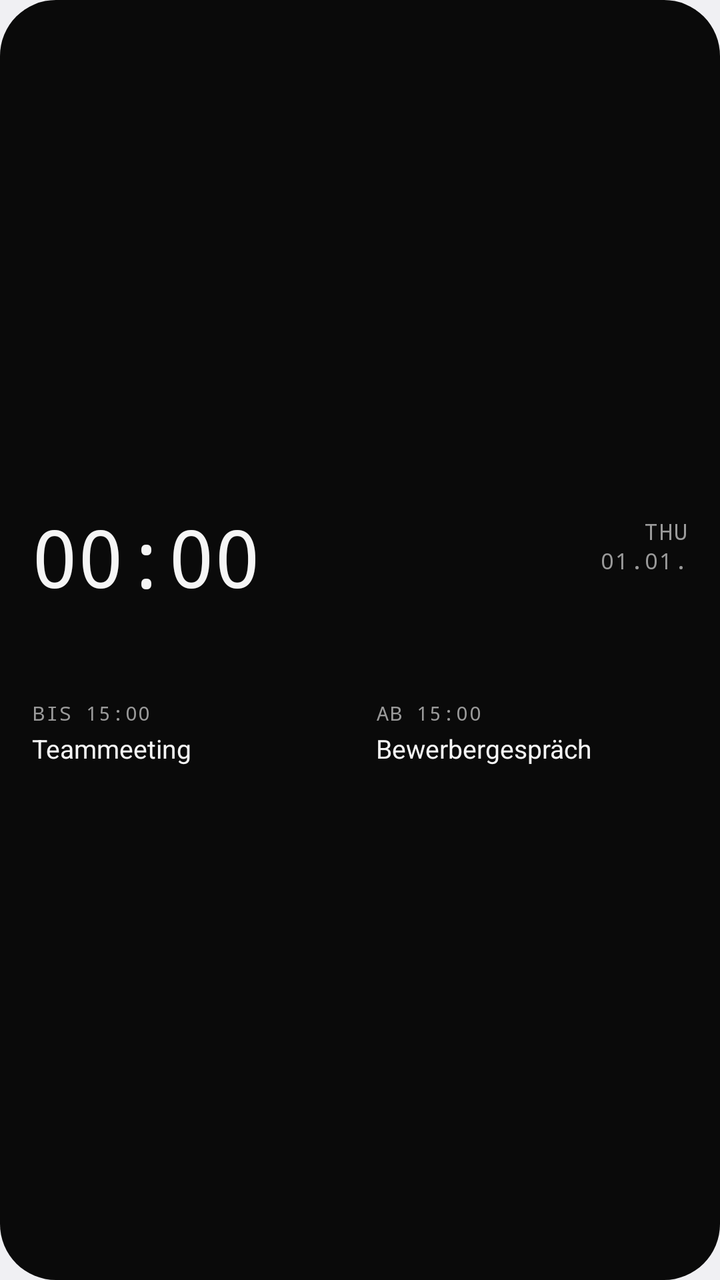
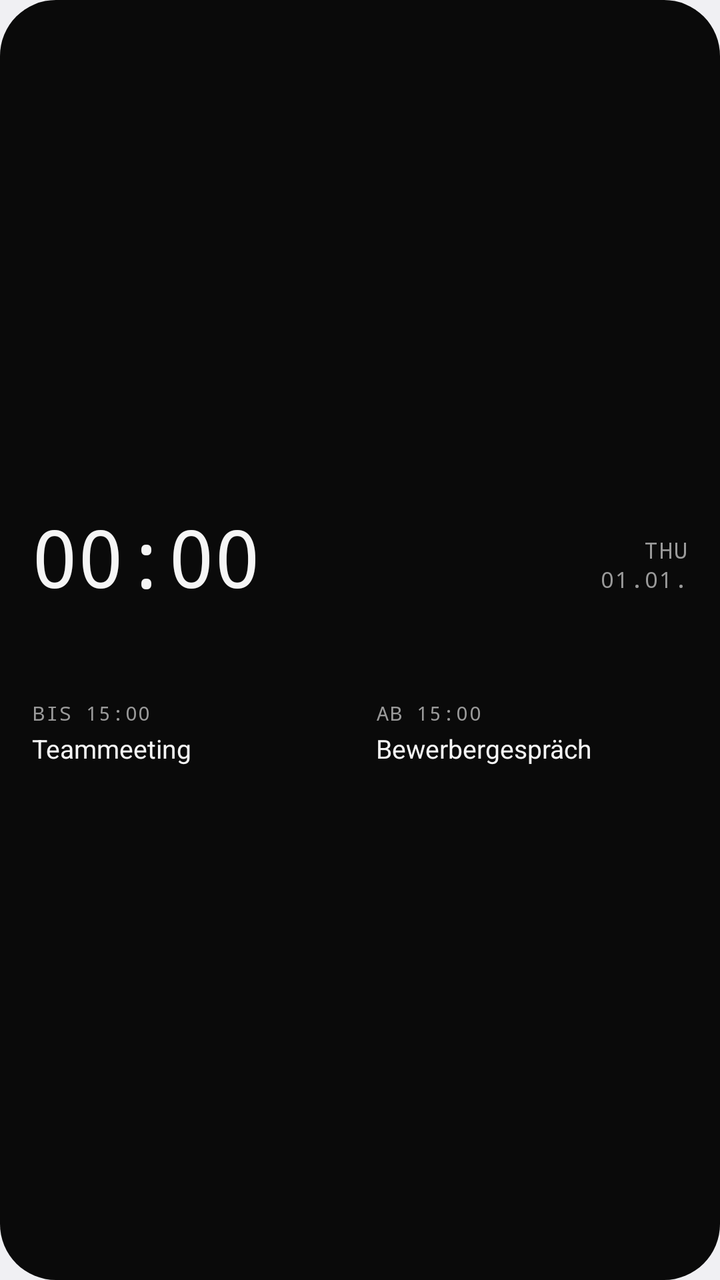

Two renders of the same Android screen: before a commit and after it. Below are the layout's source before the change and the commit's diff.
<!-- AndroidManifest.xml: application theme android:Theme.DeviceDefault.DayNight -->
<!-- res/layout/widget_day_bar.xml -->
<?xml version="1.0" encoding="utf-8"?>
<FrameLayout xmlns:android="http://schemas.android.com/apk/res/android"
    android:id="@android:id/background"
    android:layout_width="match_parent"
    android:layout_height="match_parent">

    <ImageView
        android:id="@+id/db_bg_fill"
        android:layout_width="match_parent"
        android:layout_height="match_parent"
        android:importantForAccessibility="no"
        android:scaleType="fitXY"
        android:src="@drawable/widget_shape"
        android:tint="@color/mono_bg_solid" />

    <ImageView
        android:id="@+id/db_bg_stroke"
        android:layout_width="match_parent"
        android:layout_height="match_parent"
        android:importantForAccessibility="no"
        android:scaleType="fitXY"
        android:src="@drawable/widget_stroke"
        android:visibility="gone" />

    <LinearLayout
        android:layout_width="match_parent"
        android:layout_height="match_parent"
        android:orientation="vertical"
        android:paddingStart="16dp"
        android:paddingTop="12dp"
        android:paddingEnd="16dp"
        android:paddingBottom="12dp">

        
        <FrameLayout
            android:layout_width="match_parent"
            android:layout_height="0dp"
            android:layout_weight="1" />

        
        <LinearLayout
            android:layout_width="match_parent"
            android:layout_height="wrap_content"
            android:gravity="center_vertical"
            android:orientation="horizontal">

            <TextClock
                android:id="@+id/db_clock"
                android:layout_width="wrap_content"
                android:layout_height="wrap_content"
                android:fontFamily="monospace"
                android:fontFeatureSettings="tnum"
                android:format12Hour="HH:mm"
                android:format24Hour="HH:mm"
                android:includeFontPadding="false"
                android:letterSpacing="-0.03"
                android:textColor="@color/mono_text"
                android:textSize="40sp" />

            
            <FrameLayout
                android:layout_width="0dp"
                android:layout_height="wrap_content"
                android:layout_marginStart="12dp"
                android:layout_marginEnd="8dp"
                android:layout_weight="1">

                <FrameLayout
                    android:id="@+id/db_allday_row"
                    android:layout_width="wrap_content"
                    android:layout_height="wrap_content"
                    android:layout_gravity="end|center_vertical"
                    android:visibility="gone">

                    <ImageView
                        android:id="@+id/db_allday_bg"
                        android:layout_width="match_parent"
                        android:layout_height="match_parent"
                        android:importantForAccessibility="no"
                        android:scaleType="fitXY"
                        android:src="@drawable/capsule"
                        android:tint="@color/mono_line_solid" />

                    
                    <LinearLayout
                        android:layout_width="wrap_content"
                        android:layout_height="wrap_content"
                        android:orientation="horizontal"
                        android:paddingStart="8dp"
                        android:paddingTop="2dp"
                        android:paddingEnd="8dp"
                        android:paddingBottom="2dp">

                        <TextView
                            android:id="@+id/db_allday_title"
                            android:layout_width="0dp"
                            android:layout_height="wrap_content"
                            android:layout_weight="1"
                            android:ellipsize="end"
                            android:maxLines="1"
                            android:text="Feiertag"
                            android:textColor="@color/mono_text"
                            android:textSize="11sp" />

                        <TextView
                            android:id="@+id/db_allday_detail"
                            android:layout_width="wrap_content"
                            android:layout_height="wrap_content"
                            android:maxLines="1"
                            android:text=" · bis So."
                            android:textColor="@color/mono_muted_solid"
                            android:textSize="11sp"
                            android:visibility="gone" />
                    </LinearLayout>
                </FrameLayout>
            </FrameLayout>

            
            <LinearLayout
                android:layout_width="wrap_content"
                android:layout_height="wrap_content"
                android:gravity="end"
                android:orientation="vertical">

                <TextClock
                    android:id="@+id/db_weekday"
                    android:layout_width="wrap_content"
                    android:layout_height="wrap_content"
                    android:fontFamily="monospace"
                    android:format12Hour="EEE"
                    android:format24Hour="EEE"
                    android:letterSpacing="0.06"
                    android:textAllCaps="true"
                    android:textColor="@color/mono_muted_solid"
                    android:textSize="11sp" />

                <TextClock
                    android:id="@+id/db_date"
                    android:layout_width="wrap_content"
                    android:layout_height="wrap_content"
                    android:fontFamily="monospace"
                    android:format12Hour="dd.MM."
                    android:format24Hour="dd.MM."
                    android:letterSpacing="0.06"
                    android:textAllCaps="true"
                    android:textColor="@color/mono_muted_solid"
                    android:textSize="11sp" />

                <TextView
                    android:layout_width="wrap_content"
                    android:layout_height="wrap_content"
                    android:fontFamily="monospace"
                    android:importantForAccessibility="no"
                    android:text="MO."
                    android:textSize="11sp"
                    android:visibility="invisible" />
            </LinearLayout>
        </LinearLayout>

        
        <ImageView
            android:id="@+id/db_timeline"
            android:layout_width="match_parent"
            android:layout_height="34dp"
            android:layout_marginTop="4dp"
            android:importantForAccessibility="no"
            android:scaleType="fitXY" />

        
        <LinearLayout
            android:layout_width="match_parent"
            android:layout_height="wrap_content"
            android:layout_marginTop="8dp"
            android:orientation="horizontal">

            
            <LinearLayout
                android:id="@+id/db_footer_left"
                android:layout_width="0dp"
                android:layout_height="wrap_content"
                android:layout_weight="1"
                android:orientation="vertical">

                <TextView
                    android:id="@+id/db_current_label"
                    android:layout_width="wrap_content"
                    android:layout_height="wrap_content"
                    android:fontFamily="monospace"
                    android:letterSpacing="0.06"
                    android:maxLines="1"
                    android:text="BIS 15:00"
                    android:textColor="@color/mono_muted_solid"
                    android:textSize="10sp" />

                <TextView
                    android:id="@+id/db_current_title"
                    android:layout_width="match_parent"
                    android:layout_height="wrap_content"
                    android:layout_marginTop="2dp"
                    android:ellipsize="end"
                    android:maxLines="1"
                    android:text="Teammeeting"
                    android:textColor="@color/mono_text"
                    android:textSize="13sp" />
            </LinearLayout>

            
            <LinearLayout
                android:id="@+id/db_footer_right"
                android:layout_width="0dp"
                android:layout_height="wrap_content"
                android:layout_weight="1"
                android:layout_marginStart="16dp"
                android:orientation="vertical">

                <TextView
                    android:id="@+id/db_next_label"
                    android:layout_width="match_parent"
                    android:layout_height="wrap_content"
                    android:ellipsize="end"
                    android:fontFamily="monospace"
                    android:letterSpacing="0.06"
                    android:maxLines="1"
                    android:text="AB 15:00"
                    android:textColor="@color/mono_muted_solid"
                    android:textSize="10sp" />

                <TextView
                    android:id="@+id/db_next_title"
                    android:layout_width="match_parent"
                    android:layout_height="wrap_content"
                    android:layout_marginTop="2dp"
                    android:ellipsize="end"
                    android:maxLines="1"
                    android:text="Bewerbergespräch"
                    android:textColor="@color/mono_text"
                    android:textSize="13sp" />
            </LinearLayout>
        </LinearLayout>

        
        
        <FrameLayout
            android:layout_width="match_parent"
            android:layout_height="0dp"
            android:layout_weight="1" />

    </LinearLayout>
</FrameLayout>
<!-- resources referenced by this layout -->
<resources>
  <color name="mono_bg_solid">#FF0A0A0A</color>
  <color name="mono_line_solid">#FF2A2A2A</color>
  <color name="mono_muted_solid">#FF9A9A9A</color>
  <color name="mono_text">#FFF5F5F5</color>
  <!-- drawable capsule (drawable) -->
  <?xml version="1.0" encoding="utf-8"?>
  <shape xmlns:android="http://schemas.android.com/apk/res/android"
      android:shape="rectangle">
      <solid android:color="#FFFFFFFF" />
      <corners android:radius="999dp" />
  </shape>
  <!-- drawable widget_shape (drawable) -->
  <?xml version="1.0" encoding="utf-8"?>
  <shape xmlns:android="http://schemas.android.com/apk/res/android"
      android:shape="rectangle">
      <solid android:color="#FFFFFFFF" />
      <corners android:radius="@android:dimen/system_app_widget_background_radius" />
  </shape>
  <!-- drawable widget_stroke (drawable) -->
  <?xml version="1.0" encoding="utf-8"?>
  <shape xmlns:android="http://schemas.android.com/apk/res/android"
      android:shape="rectangle">
      <solid android:color="#00000000" />
      <stroke
          android:width="1dp"
          android:color="#29FFFFFF" />
      <corners android:radius="@android:dimen/system_app_widget_background_radius" />
  </shape>
</resources>

<!-- the commit's change to res/layout/widget_day_bar.xml (unified diff, before → after) -->
@@ -41,7 +41,7 @@
         <LinearLayout
             android:layout_width="match_parent"
             android:layout_height="wrap_content"
-            android:gravity="center_vertical"
+            android:baselineAligned="true"
             android:orientation="horizontal">
 
             <TextClock
@@ -58,67 +58,62 @@
                 android:textSize="40sp" />
 
             
-            <FrameLayout
+            <LinearLayout
                 android:layout_width="0dp"
                 android:layout_height="wrap_content"
                 android:layout_marginStart="12dp"
                 android:layout_marginEnd="8dp"
-                android:layout_weight="1">
-
-                <FrameLayout
+                android:layout_weight="1"
+                android:baselineAlignedChildIndex="0"
+                android:gravity="end"
+                android:orientation="horizontal">
+
+                
+                <LinearLayout
                     android:id="@+id/db_allday_row"
                     android:layout_width="wrap_content"
                     android:layout_height="wrap_content"
-                    android:layout_gravity="end|center_vertical"
+                    android:background="@drawable/capsule"
+                    android:backgroundTint="@color/mono_line_solid"
+                    android:baselineAlignedChildIndex="0"
+                    android:orientation="horizontal"
+                    android:paddingStart="8dp"
+                    android:paddingEnd="8dp"
                     android:visibility="gone">
 
-                    <ImageView
-                        android:id="@+id/db_allday_bg"
-                        android:layout_width="match_parent"
-                        android:layout_height="match_parent"
-                        android:importantForAccessibility="no"
-                        android:scaleType="fitXY"
-                        android:src="@drawable/capsule"
-                        android:tint="@color/mono_line_solid" />
-
                     
-                    <LinearLayout
+                    <TextView
+                        android:id="@+id/db_allday_title"
+                        android:layout_width="0dp"
+                        android:layout_height="wrap_content"
+                        android:layout_weight="1"
+                        android:ellipsize="end"
+                        android:maxLines="1"
+                        android:paddingTop="2dp"
+                        android:paddingBottom="2dp"
+                        android:text="Feiertag"
+                        android:textColor="@color/mono_text"
+                        android:textSize="11sp" />
+
+                    <TextView
+                        android:id="@+id/db_allday_detail"
                         android:layout_width="wrap_content"
                         android:layout_height="wrap_content"
-                        android:orientation="horizontal"
-                        android:paddingStart="8dp"
+                        android:maxLines="1"
                         android:paddingTop="2dp"
-                        android:paddingEnd="8dp"
-                        android:paddingBottom="2dp">
-
-                        <TextView
-                            android:id="@+id/db_allday_title"
-                            android:layout_width="0dp"
-                            android:layout_height="wrap_content"
-                            android:layout_weight="1"
-                            android:ellipsize="end"
-                            android:maxLines="1"
-                            android:text="Feiertag"
-                            android:textColor="@color/mono_text"
-                            android:textSize="11sp" />
-
-                        <TextView
-                            android:id="@+id/db_allday_detail"
-                            android:layout_width="wrap_content"
-                            android:layout_height="wrap_content"
-                            android:maxLines="1"
-                            android:text=" · bis So."
-                            android:textColor="@color/mono_muted_solid"
-                            android:textSize="11sp"
-                            android:visibility="gone" />
-                    </LinearLayout>
-                </FrameLayout>
-            </FrameLayout>
+                        android:paddingBottom="2dp"
+                        android:text=" · bis So."
+                        android:textColor="@color/mono_muted_solid"
+                        android:textSize="11sp"
+                        android:visibility="gone" />
+                </LinearLayout>
+            </LinearLayout>
 
             
             <LinearLayout
                 android:layout_width="wrap_content"
                 android:layout_height="wrap_content"
+                android:baselineAlignedChildIndex="1"
                 android:gravity="end"
                 android:orientation="vertical">
 
@@ -145,15 +140,6 @@
                     android:textAllCaps="true"
                     android:textColor="@color/mono_muted_solid"
                     android:textSize="11sp" />
-
-                <TextView
-                    android:layout_width="wrap_content"
-                    android:layout_height="wrap_content"
-                    android:fontFamily="monospace"
-                    android:importantForAccessibility="no"
-                    android:text="MO."
-                    android:textSize="11sp"
-                    android:visibility="invisible" />
             </LinearLayout>
         </LinearLayout>
 
